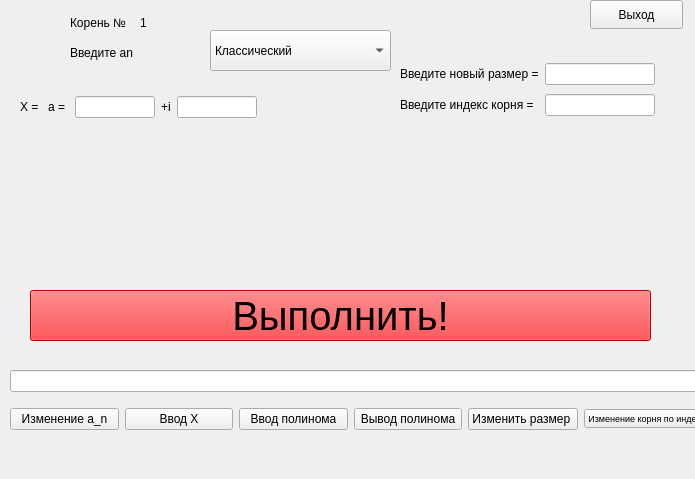
The window that Interface/interface.ui (porofieff/oop_prak6) describes before a commit, drawn with Qt 5.
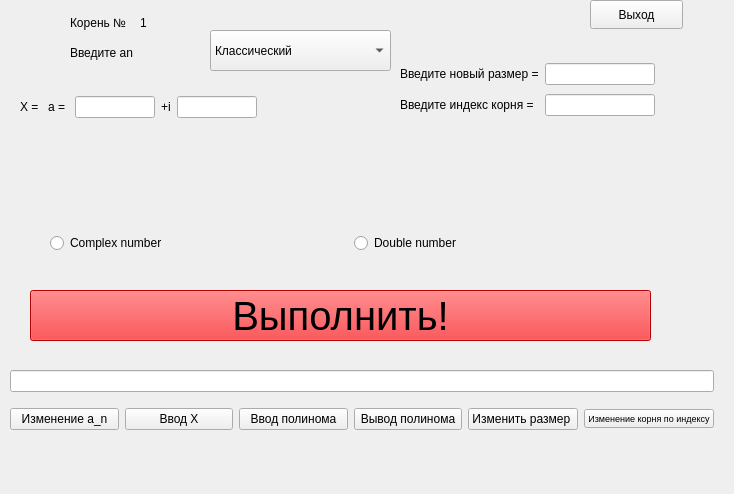
The same window after the commit.

Diff of the .ui file:
```diff
--- a/Interface/interface.ui
+++ b/Interface/interface.ui
@@ -6,8 +6,8 @@
    <rect>
     <x>0</x>
     <y>0</y>
-    <width>695</width>
-    <height>479</height>
+    <width>734</width>
+    <height>494</height>
    </rect>
   </property>
   <property name="cursor">
@@ -248,6 +248,32 @@
     <string>Выход</string>
    </property>
   </widget>
+  <widget class="QWidget" name="">
+   <property name="geometry">
+    <rect>
+     <x>50</x>
+     <y>230</y>
+     <width>601</width>
+     <height>26</height>
+    </rect>
+   </property>
+   <layout class="QGridLayout" name="gridLayout_6">
+    <item row="0" column="0">
+     <widget class="QRadioButton" name="radio_complex">
+      <property name="text">
+       <string>Complex number</string>
+      </property>
+     </widget>
+    </item>
+    <item row="0" column="1">
+     <widget class="QRadioButton" name="radio_double">
+      <property name="text">
+       <string>Double number</string>
+      </property>
+     </widget>
+    </item>
+   </layout>
+  </widget>
  </widget>
  <resources/>
  <connections/>
```
